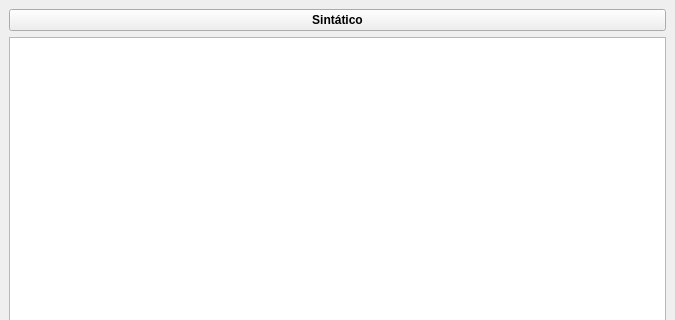
Qt form trabalho/Analisador_Sintatico.ui (EricTierre/compiladores) before a commit; both pictures show x 0 to 675 and y 0 to 320 of the 675 by 523 pixel window.
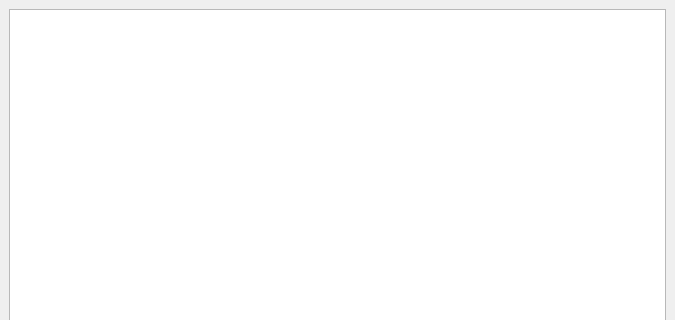
The same form after that commit. Icons and pictures are not drawn.

Diff of the .ui file:
```diff
--- a/trabalho/Analisador_Sintatico.ui
+++ b/trabalho/Analisador_Sintatico.ui
@@ -23,19 +23,6 @@
   <widget class="QWidget" name="centralwidget">
    <layout class="QGridLayout" name="gridLayout">
     <item row="0" column="0">
-     <widget class="QPushButton" name="botao_sintatico">
-      <property name="font">
-       <font>
-        <weight>75</weight>
-        <bold>true</bold>
-       </font>
-      </property>
-      <property name="text">
-       <string>Sintático</string>
-      </property>
-     </widget>
-    </item>
-    <item row="1" column="0">
      <widget class="QTextEdit" name="campotexto_sintatico">
       <property name="font">
        <font>
```
Left out of the diff: 2 changed lines with no effect on the pictures.
